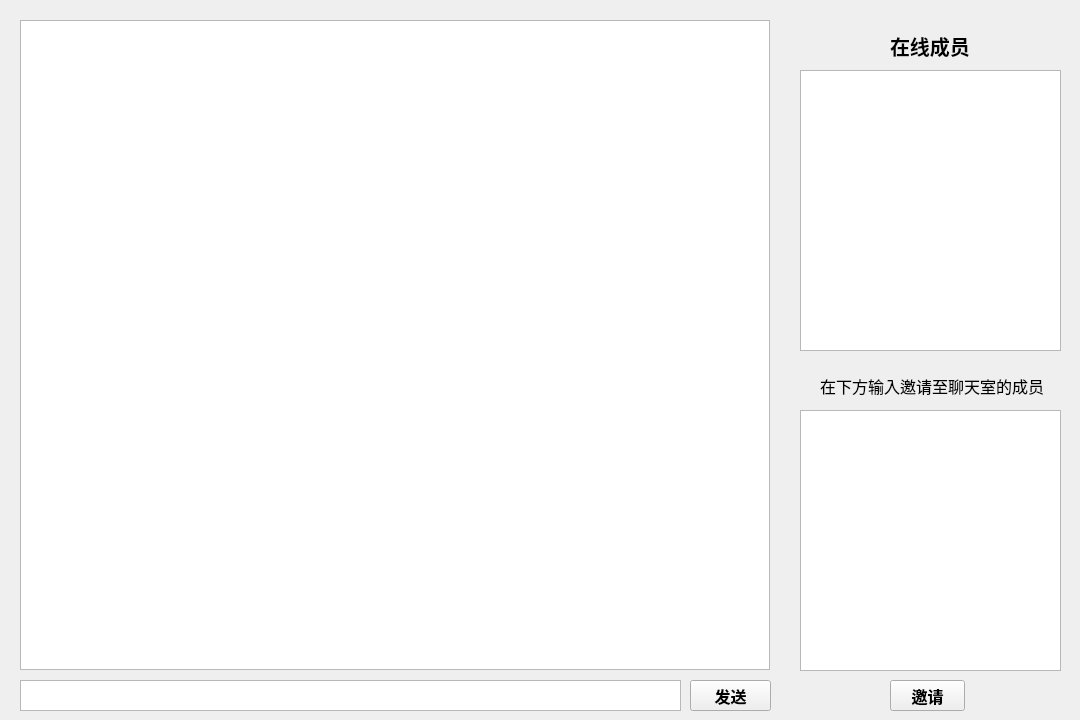
This is resource/QuickChatUI.ui in LovelyLANCE/QuickChat as Qt 5 draws it before an edit. The edited form follows.
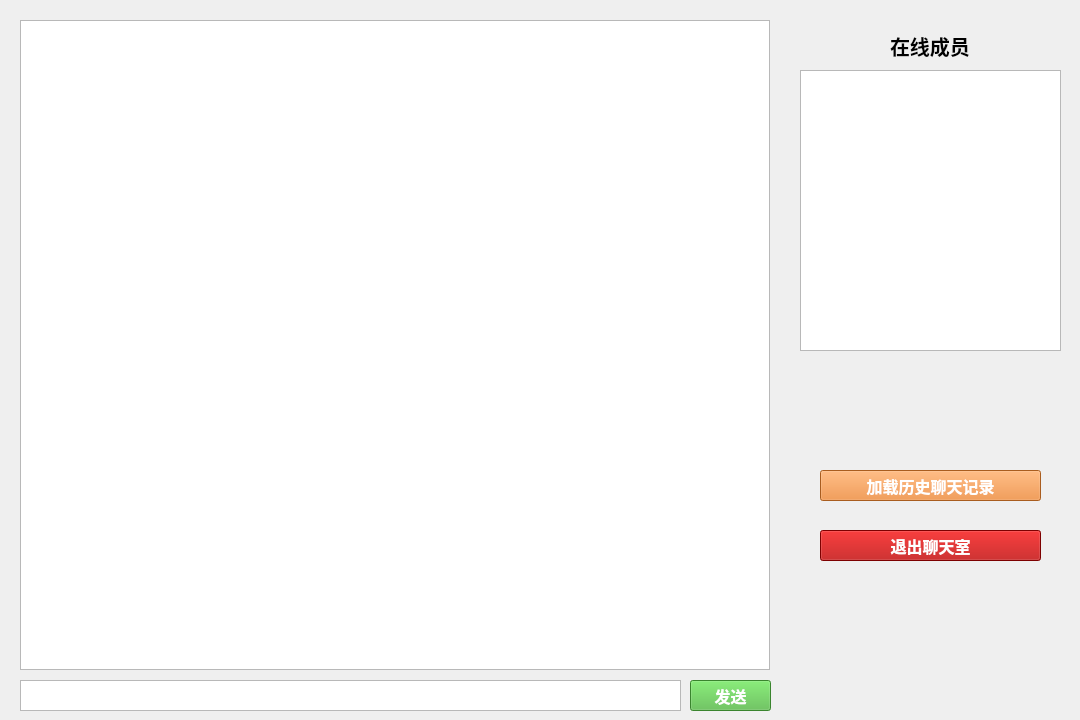
This is the edited form.

The edit to the form file:
```diff
--- a/resource/QuickChatUI.ui
+++ b/resource/QuickChatUI.ui
@@ -63,6 +63,12 @@
      <bold>true</bold>
     </font>
    </property>
+   <property name="styleSheet">
+    <string notr="true">QPushButton{
+	background-color: rgb(81, 185, 65);
+	color: white;
+}</string>
+   </property>
    <property name="text">
     <string>发送</string>
    </property>
@@ -85,7 +91,7 @@
     <rect>
      <x>890</x>
      <y>30</y>
-     <width>101</width>
+     <width>81</width>
      <height>31</height>
     </rect>
    </property>
@@ -95,15 +101,53 @@
      <bold>true</bold>
     </font>
    </property>
+   <property name="layoutDirection">
+    <enum>Qt::LeftToRight</enum>
+   </property>
+   <property name="autoFillBackground">
+    <bool>false</bool>
+   </property>
    <property name="text">
     <string>在线成员</string>
    </property>
   </widget>
+  <widget class="QStackedWidget" name="stackedWidget">
+   <property name="geometry">
+    <rect>
+     <x>800</x>
+     <y>360</y>
+     <width>261</width>
+     <height>361</height>
+    </rect>
+   </property>
+   <property name="currentIndex">
+    <number>1</number>
+   </property>
+   <widget class="QWidget" name="invitePage">
+    <widget class="QLabel" name="label_2">
+     <property name="geometry">
+      <rect>
+       <x>20</x>
+       <y>10</y>
+       <width>231</width>
+       <height>41</height>
+      </rect>
+     </property>
+     <property name="font">
+      <font>
+       <pointsize>12</pointsize>
+       <bold>false</bold>
+      </font>
+     </property>
+     <property name="text">
+      <string>在下方输入邀请至聊天室的成员</string>
+     </property>
+    </widget>
   <widget class="QTextEdit" name="inviteBox">
    <property name="geometry">
     <rect>
-     <x>800</x>
-     <y>410</y>
+       <x>0</x>
+       <y>50</y>
      <width>261</width>
      <height>261</height>
     </rect>
@@ -112,9 +156,9 @@
   <widget class="QPushButton" name="inviteButton">
    <property name="geometry">
     <rect>
-     <x>890</x>
-     <y>680</y>
-     <width>75</width>
+       <x>34</x>
+       <y>320</y>
+       <width>191</width>
      <height>31</height>
     </rect>
    </property>
@@ -124,28 +168,69 @@
      <bold>true</bold>
     </font>
    </property>
+     <property name="styleSheet">
+      <string notr="true">QPushButton{
+	background-color: rgb(52, 94, 186);
+	color: white;
+}</string>
+     </property>
    <property name="text">
     <string>邀请</string>
    </property>
   </widget>
-  <widget class="QLabel" name="label_2">
+   </widget>
+   <widget class="QWidget" name="chatPage">
+    <widget class="QPushButton" name="quitButton">
    <property name="geometry">
     <rect>
-     <x>820</x>
-     <y>370</y>
-     <width>261</width>
+       <x>20</x>
+       <y>170</y>
+       <width>221</width>
      <height>31</height>
     </rect>
    </property>
    <property name="font">
     <font>
      <pointsize>12</pointsize>
-     <bold>false</bold>
-    </font>
-   </property>
+       <bold>true</bold>
+      </font>
+     </property>
+     <property name="styleSheet">
+      <string notr="true">QPushButton{
+	background-color:rgb(175, 0, 0);
+	color:white
+}</string>
+     </property>
    <property name="text">
-    <string>在下方输入邀请至聊天室的成员</string>
-   </property>
+      <string>退出聊天室</string>
+     </property>
+    </widget>
+    <widget class="QPushButton" name="loadButton">
+     <property name="geometry">
+      <rect>
+       <x>20</x>
+       <y>110</y>
+       <width>221</width>
+       <height>31</height>
+      </rect>
+     </property>
+     <property name="font">
+      <font>
+       <pointsize>12</pointsize>
+       <bold>true</bold>
+      </font>
+     </property>
+     <property name="styleSheet">
+      <string notr="true">QPushButton{
+	background-color:rgb(236, 130, 43);
+	color:white
+}</string>
+     </property>
+     <property name="text">
+      <string>加载历史聊天记录</string>
+     </property>
+    </widget>
+   </widget>
   </widget>
  </widget>
  <resources/>
```
Lines whose indentation alone changed are shown as unchanged.
